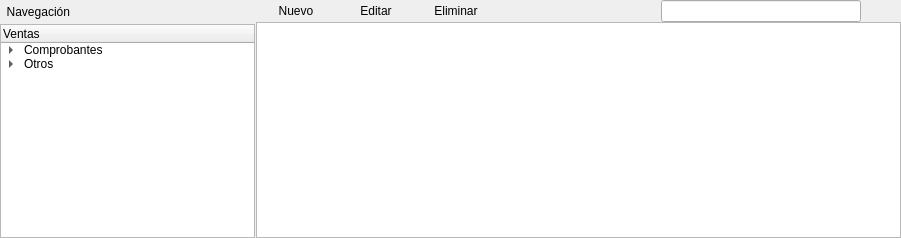
The window that ManagerM/ui_module_ventas.ui (janfranco27/TheProyect) describes before a commit, drawn with Qt 5.
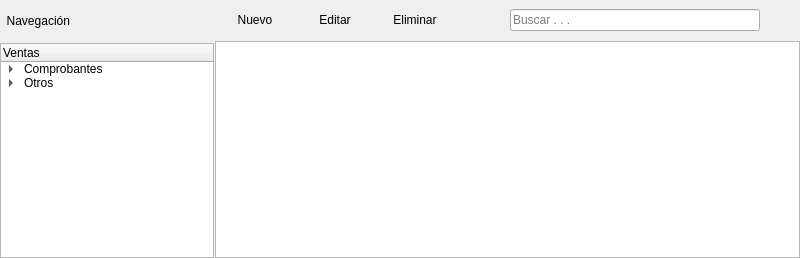
The same window after the commit. Icons and pictures are not drawn.

The edit to the form file:
```diff
--- a/ManagerM/ui_module_ventas.ui
+++ b/ManagerM/ui_module_ventas.ui
@@ -6,15 +6,24 @@
    <rect>
     <x>0</x>
     <y>0</y>
-    <width>901</width>
-    <height>238</height>
+    <width>800</width>
+    <height>258</height>
    </rect>
   </property>
   <property name="windowTitle">
    <string>Form</string>
   </property>
-  <layout class="QGridLayout" name="gridLayout">
-   <property name="margin">
+  <layout class="QGridLayout" name="gridLayout" rowminimumheight="0">
+   <property name="leftMargin">
+    <number>0</number>
+   </property>
+   <property name="topMargin">
+    <number>9</number>
+   </property>
+   <property name="rightMargin">
+    <number>0</number>
+   </property>
+   <property name="bottomMargin">
     <number>0</number>
    </property>
    <property name="spacing">
@@ -31,7 +40,7 @@
      <widget class="QWidget" name="layoutWidget">
       <layout class="QVBoxLayout" name="verticalLayout">
        <property name="spacing">
-        <number>0</number>
+        <number>10</number>
        </property>
        <item>
         <widget class="QLabel" name="label">
@@ -141,7 +150,7 @@
      <widget class="QWidget" name="layoutWidget">
       <layout class="QVBoxLayout" name="verticalLayout_2">
        <property name="spacing">
-        <number>0</number>
+        <number>10</number>
        </property>
        <item>
         <layout class="QHBoxLayout" name="horizontalLayout">
@@ -258,7 +267,7 @@
           </spacer>
          </item>
          <item>
-          <widget class="QLineEdit" name="lineEdit">
+          <widget class="QLineEdit" name="lineEdit_buscar">
            <property name="sizePolicy">
             <sizepolicy hsizetype="Expanding" vsizetype="Fixed">
              <horstretch>0</horstretch>
@@ -267,16 +276,37 @@
            </property>
            <property name="minimumSize">
             <size>
-             <width>200</width>
+             <width>250</width>
              <height>0</height>
             </size>
            </property>
            <property name="maximumSize">
             <size>
-             <width>200</width>
+             <width>250</width>
              <height>16777215</height>
             </size>
            </property>
+           <property name="statusTip">
+            <string/>
+           </property>
+           <property name="text">
+            <string/>
+           </property>
+           <property name="frame">
+            <bool>true</bool>
+           </property>
+           <property name="echoMode">
+            <enum>QLineEdit::NoEcho</enum>
+           </property>
+           <property name="alignment">
+            <set>Qt::AlignLeading|Qt::AlignLeft|Qt::AlignVCenter</set>
+           </property>
+           <property name="dragEnabled">
+            <bool>false</bool>
+           </property>
+           <property name="placeholderText">
+            <string>Buscar . . .</string>
+           </property>
           </widget>
          </item>
          <item>
@@ -308,7 +338,23 @@
         </layout>
        </item>
        <item>
-        <widget class="QTableWidget" name="tableWidget_ventas"/>
+        <widget class="QTableView" name="tableView_ventas">
+         <property name="alternatingRowColors">
+          <bool>true</bool>
+         </property>
+         <property name="selectionMode">
+          <enum>QAbstractItemView::MultiSelection</enum>
+         </property>
+         <property name="selectionBehavior">
+          <enum>QAbstractItemView::SelectRows</enum>
+         </property>
+         <property name="showGrid">
+          <bool>false</bool>
+         </property>
+         <property name="gridStyle">
+          <enum>Qt::NoPen</enum>
+         </property>
+        </widget>
        </item>
       </layout>
      </widget>
```
